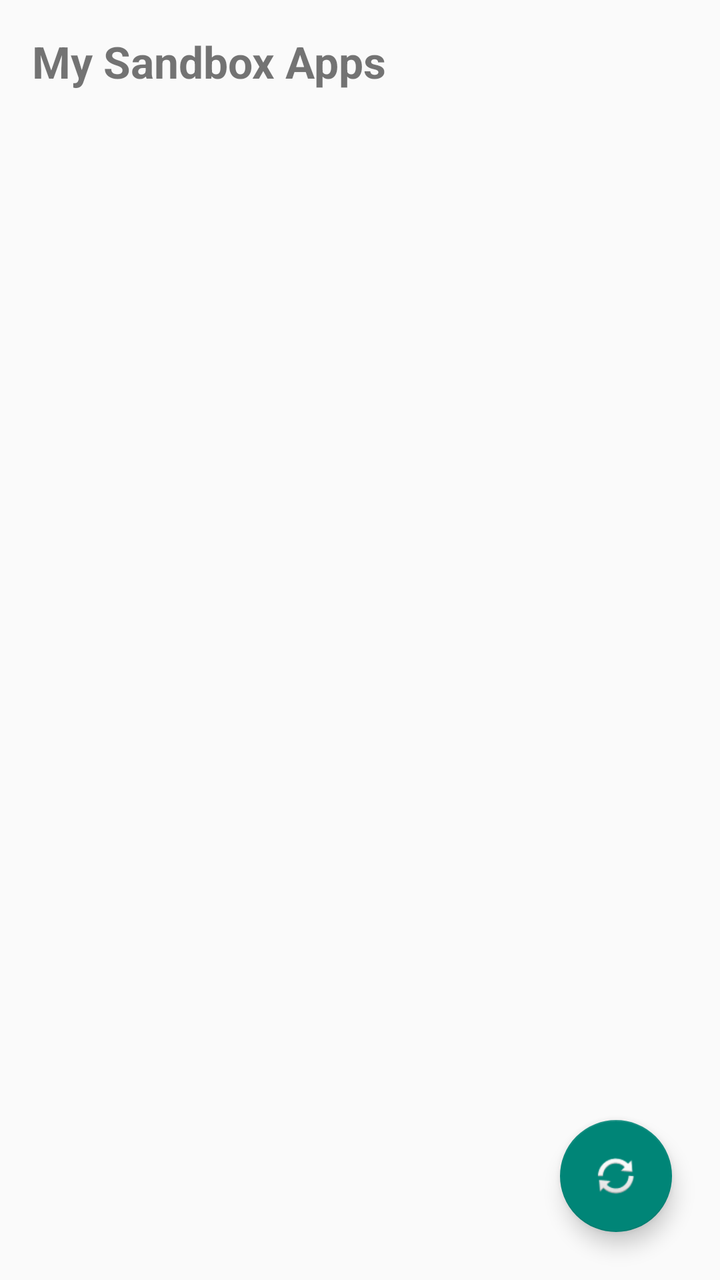
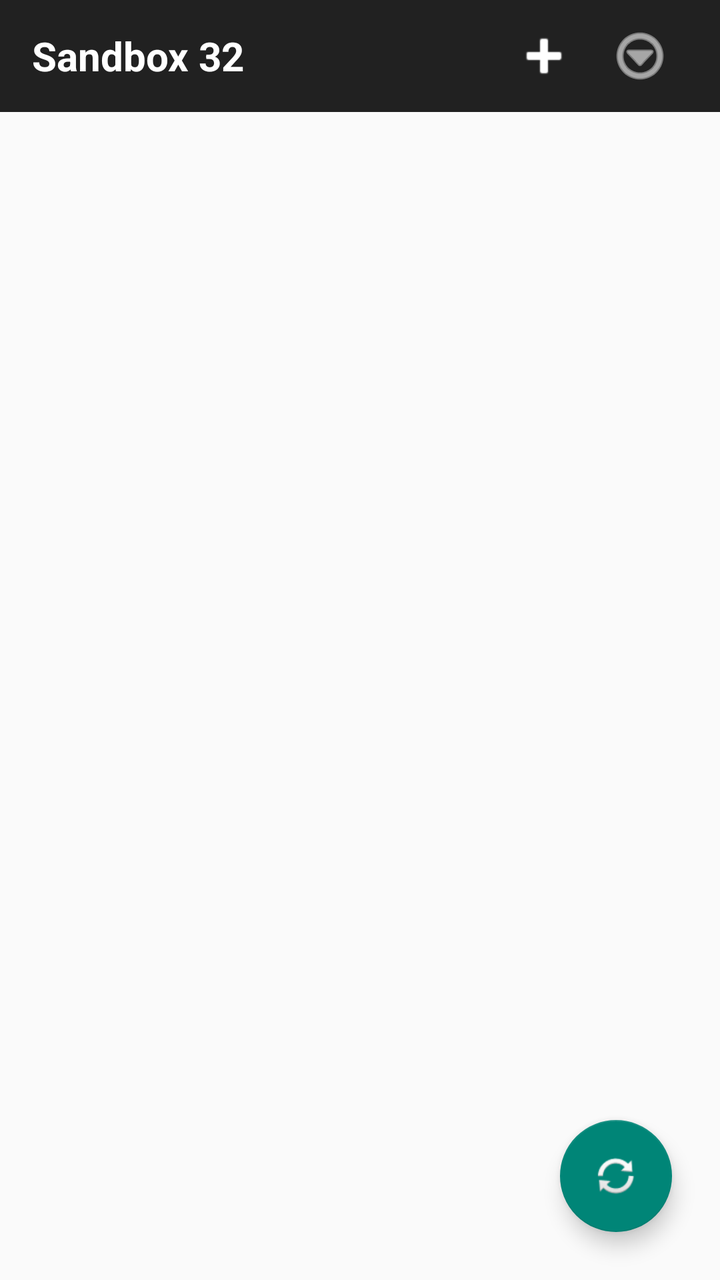

Two renders of the same Android screen: before a commit and after it. Below are the layout's source before the change and the commit's diff.
<!-- AndroidManifest.xml: application theme Theme.AppCompat.DayNight.DarkActionBar -->
<!-- res/layout/activity_main.xml -->
<?xml version="1.0" encoding="utf-8"?>
<androidx.coordinatorlayout.widget.CoordinatorLayout 
    xmlns:android="http://schemas.android.com/apk/res/android"
    xmlns:app="http://schemas.android.com/apk/res-auto"
    android:layout_width="match_parent"
    android:layout_height="match_parent">

    <LinearLayout
        android:layout_width="match_parent"
        android:layout_height="match_parent"
        android:orientation="vertical"
        android:padding="16dp">

        <TextView
            android:layout_width="match_parent"
            android:layout_height="wrap_content"
            android:text="My Sandbox Apps"
            android:textSize="22sp"
            android:textStyle="bold"
            android:paddingBottom="16dp"/>

        <androidx.recyclerview.widget.RecyclerView
            android:id="@+id/recyclerView"
            android:layout_width="match_parent"
            android:layout_height="0dp"
            android:layout_weight="1" />

    </LinearLayout>

    <com.google.android.material.floatingactionbutton.FloatingActionButton
        android:id="@+id/fabRefresh"
        android:layout_width="wrap_content"
        android:layout_height="wrap_content"
        android:layout_gravity="bottom|end"
        android:layout_margin="24dp"
        android:contentDescription="Refresh List"
        app:srcCompat="@android:drawable/ic_popup_sync" />

</androidx.coordinatorlayout.widget.CoordinatorLayout>
<!-- resources referenced by this layout -->
<resources>

</resources>

<!-- the commit's change to res/layout/activity_main.xml (unified diff, before → after) -->
@@ -8,25 +8,54 @@
     <LinearLayout
         android:layout_width="match_parent"
         android:layout_height="match_parent"
-        android:orientation="vertical"
-        android:padding="16dp">
+        android:orientation="vertical">
 
-        <TextView
+        
+        <LinearLayout
             android:layout_width="match_parent"
-            android:layout_height="wrap_content"
-            android:text="My Sandbox Apps"
-            android:textSize="22sp"
-            android:textStyle="bold"
-            android:paddingBottom="16dp"/>
+            android:layout_height="?attr/actionBarSize"
+            android:orientation="horizontal"
+            android:background="?attr/colorPrimary"
+            android:gravity="center_vertical"
+            android:paddingHorizontal="16dp">
 
+            <TextView
+                android:layout_width="0dp"
+                android:layout_height="wrap_content"
+                android:layout_weight="1"
+                android:text="Sandbox 32"
+                android:textColor="@android:color/white"
+                android:textSize="20sp"
+                android:textStyle="bold" />
+
+            <ImageButton
+                android:id="@+id/btnPlus"
+                android:layout_width="48dp"
+                android:layout_height="48dp"
+                android:background="?attr/selectableItemBackgroundBorderless"
+                android:src="@android:drawable/ic_input_add"
+                app:tint="@android:color/white"
+                android:contentDescription="Load APK" />
+
+            <ImageButton
+                android:id="@+id/btnMenu"
+                android:layout_width="48dp"
+                android:layout_height="48dp"
+                android:background="?attr/selectableItemBackgroundBorderless"
+                android:src="@android:drawable/ic_menu_more"
+                app:tint="@android:color/white"
+                android:contentDescription="Menu" />
+        </LinearLayout>
+
+        
         <androidx.recyclerview.widget.RecyclerView
             android:id="@+id/recyclerView"
             android:layout_width="match_parent"
-            android:layout_height="0dp"
-            android:layout_weight="1" />
-
+            android:layout_height="match_parent"
+            android:padding="16dp" />
     </LinearLayout>
 
+    
     <com.google.android.material.floatingactionbutton.FloatingActionButton
         android:id="@+id/fabRefresh"
         android:layout_width="wrap_content"
@@ -35,5 +64,4 @@
         android:layout_margin="24dp"
         android:contentDescription="Refresh List"
         app:srcCompat="@android:drawable/ic_popup_sync" />
-
 </androidx.coordinatorlayout.widget.CoordinatorLayout>
